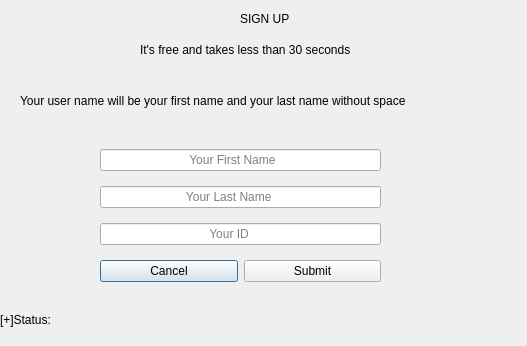
Above: D1/createstudentaccountview.ui from GuelorEmanuel/Team-Tech-Support before the change. Below: the same form after it.
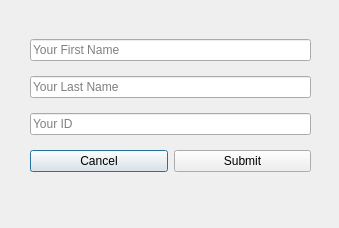
That is the form after the change.

Diff of the .ui file:
```diff
--- a/D1/createstudentaccountview.ui
+++ b/D1/createstudentaccountview.ui
@@ -6,57 +6,31 @@
    <rect>
     <x>0</x>
     <y>0</y>
-    <width>527</width>
-    <height>346</height>
+    <width>339</width>
+    <height>228</height>
    </rect>
   </property>
   <property name="windowTitle">
    <string>Dialog</string>
   </property>
-  <widget class="QLabel" name="label">
-   <property name="geometry">
-    <rect>
-     <x>240</x>
-     <y>10</y>
-     <width>101</width>
-     <height>17</height>
-    </rect>
-   </property>
-   <property name="text">
-    <string>SIGN UP</string>
-   </property>
-  </widget>
-  <widget class="QLabel" name="label_2">
-   <property name="geometry">
-    <rect>
-     <x>140</x>
-     <y>40</y>
-     <width>271</width>
-     <height>20</height>
-    </rect>
-   </property>
-   <property name="text">
-    <string>It's free and takes less than 30 seconds</string>
-   </property>
-  </widget>
   <widget class="QLabel" name="statusLbl">
    <property name="geometry">
     <rect>
-     <x>0</x>
-     <y>310</y>
-     <width>461</width>
+     <x>20</x>
+     <y>190</y>
+     <width>301</width>
      <height>20</height>
     </rect>
    </property>
    <property name="text">
-    <string>[+]Status:</string>
+    <string/>
    </property>
   </widget>
   <widget class="QWidget" name="layoutWidget">
    <property name="geometry">
     <rect>
-     <x>100</x>
-     <y>140</y>
+     <x>30</x>
+     <y>30</y>
      <width>281</width>
      <height>151</height>
     </rect>
@@ -65,21 +39,21 @@
     <item>
      <widget class="QLineEdit" name="firstNameLE">
       <property name="placeholderText">
-       <string>                          Your First Name</string>
+       <string>Your First Name</string>
       </property>
      </widget>
     </item>
     <item>
      <widget class="QLineEdit" name="lastnameLE">
       <property name="placeholderText">
-       <string>                         Your Last Name</string>
+       <string>Your Last Name</string>
       </property>
      </widget>
     </item>
     <item>
      <widget class="QLineEdit" name="idLE">
       <property name="placeholderText">
-       <string>                                Your ID</string>
+       <string>Your ID</string>
       </property>
      </widget>
     </item>
@@ -103,19 +77,6 @@
     </item>
    </layout>
   </widget>
-  <widget class="QLabel" name="label_3">
-   <property name="geometry">
-    <rect>
-     <x>20</x>
-     <y>80</y>
-     <width>501</width>
-     <height>41</height>
-    </rect>
-   </property>
-   <property name="text">
-    <string>Your user name will be your first name and your last name without space</string>
-   </property>
-  </widget>
  </widget>
  <resources/>
  <connections/>
```
Left out of the diff: 2 changed lines with no effect on the pictures.
